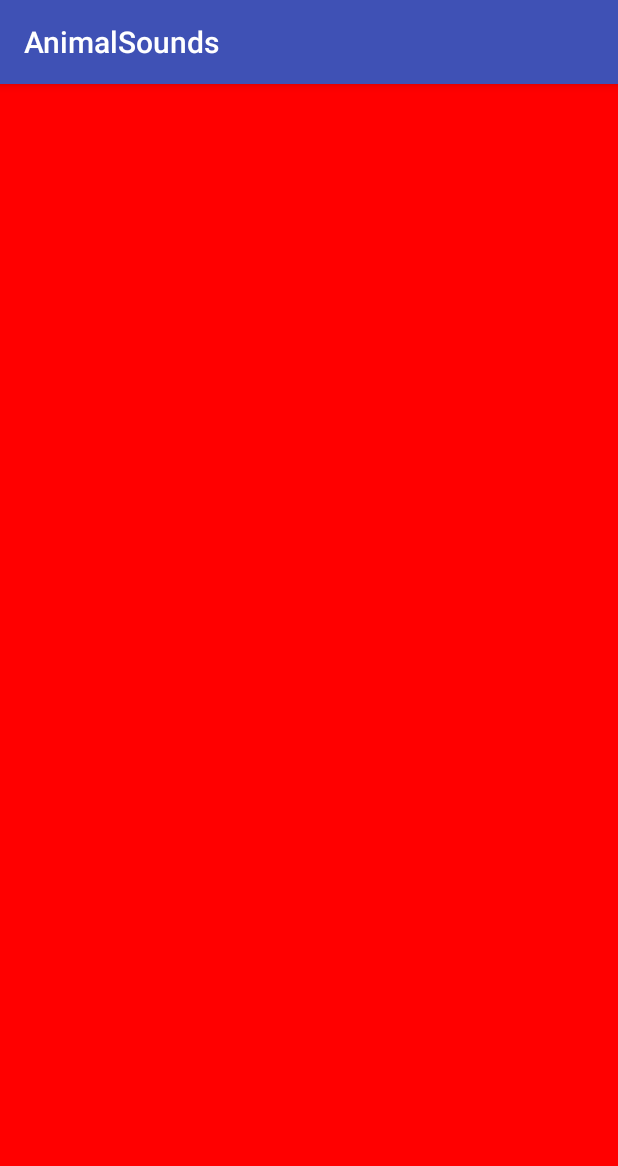
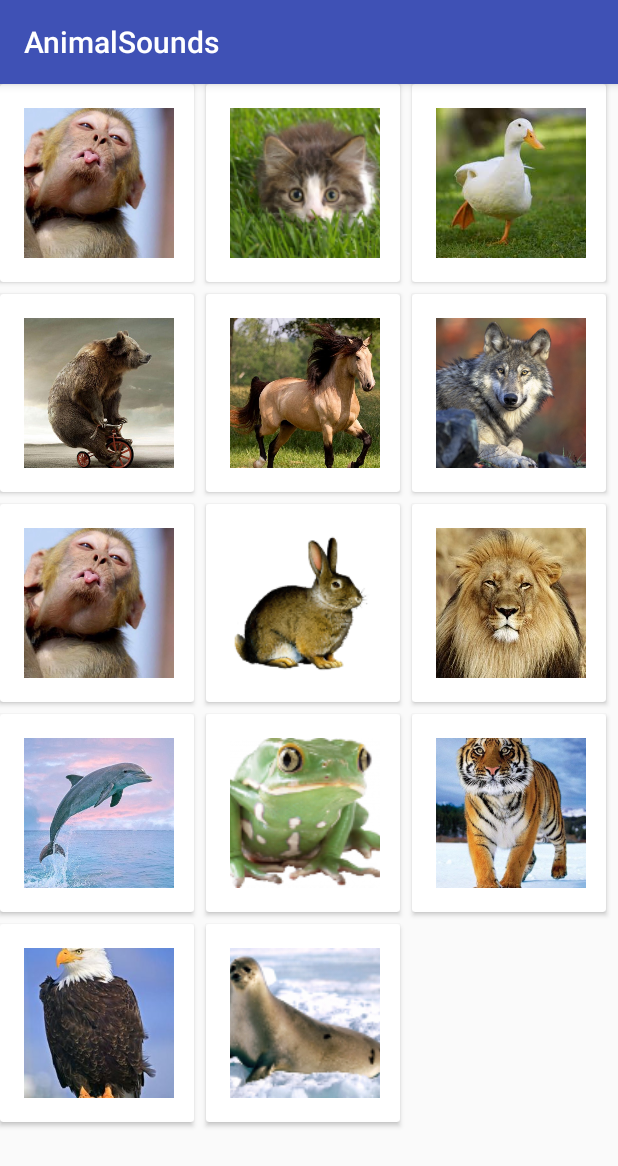
Before and after one commit to HackeruDroids/AnimalSounds3, an Android app: the screen it shows after launch (SwipeActivity), on a phone screen of 412 x 824 dp. Shown: the top 1166 px of the screen. Run offline under Robolectric (Android 15) with nearby library versions, the phone set to English and light mode, and no system bars.

Commit message:
ViewPager with fragment

```diff
--- a/app/src/main/java/hackeru/edu/animalsounds/RedFragment.java
+++ b/app/src/main/java/hackeru/edu/animalsounds/RedFragment.java
@@ -3,6 +3,8 @@ package hackeru.edu.animalsounds;
 
 import android.os.Bundle;
 import android.support.v4.app.Fragment;
+import android.support.v7.widget.GridLayoutManager;
+import android.support.v7.widget.RecyclerView;
 import android.view.LayoutInflater;
 import android.view.View;
 import android.view.ViewGroup;
@@ -23,7 +25,13 @@ public class RedFragment extends Fragment {
     public View onCreateView(LayoutInflater inflater, ViewGroup container,
                              Bundle savedInstanceState) {
         // Inflate the layout for this fragment
-        return inflater.inflate(R.layout.fragment_red, container, false);
+        View v = inflater.inflate(R.layout.fragment_red, container, false);
+
+        RecyclerView rvAnimals = (RecyclerView) v.findViewById(R.id.rvAnimals);
+        rvAnimals.setAdapter(new AnimalRecyclerAdapter(getActivity()));
+        rvAnimals.setLayoutManager(new GridLayoutManager(getActivity(), 3));
+
+        return v;
     }
 
 }
--- a/app/src/main/java/hackeru/edu/animalsounds/SwipeActivity.java
+++ b/app/src/main/java/hackeru/edu/animalsounds/SwipeActivity.java
@@ -20,7 +20,6 @@ public class SwipeActivity extends AppCompatActivity {
     }
 
     class MyPagerAdapter extends FragmentStatePagerAdapter{
-
         //Constructor:
         public MyPagerAdapter(FragmentManager fm) {
             super(fm);
--- a/app/src/main/res/layout/fragment_red.xml
+++ b/app/src/main/res/layout/fragment_red.xml
@@ -1,9 +1,10 @@
-<FrameLayout xmlns:android="http://schemas.android.com/apk/res/android"
+<android.support.v7.widget.RecyclerView xmlns:android="http://schemas.android.com/apk/res/android"
     xmlns:tools="http://schemas.android.com/tools"
     android:layout_width="match_parent"
+
     android:layout_height="match_parent"
-    android:background="#f00"
+    android:id="@+id/rvAnimals"
     tools:context="hackeru.edu.animalsounds.RedFragment">
 
 
-</FrameLayout>
+</android.support.v7.widget.RecyclerView>
```
